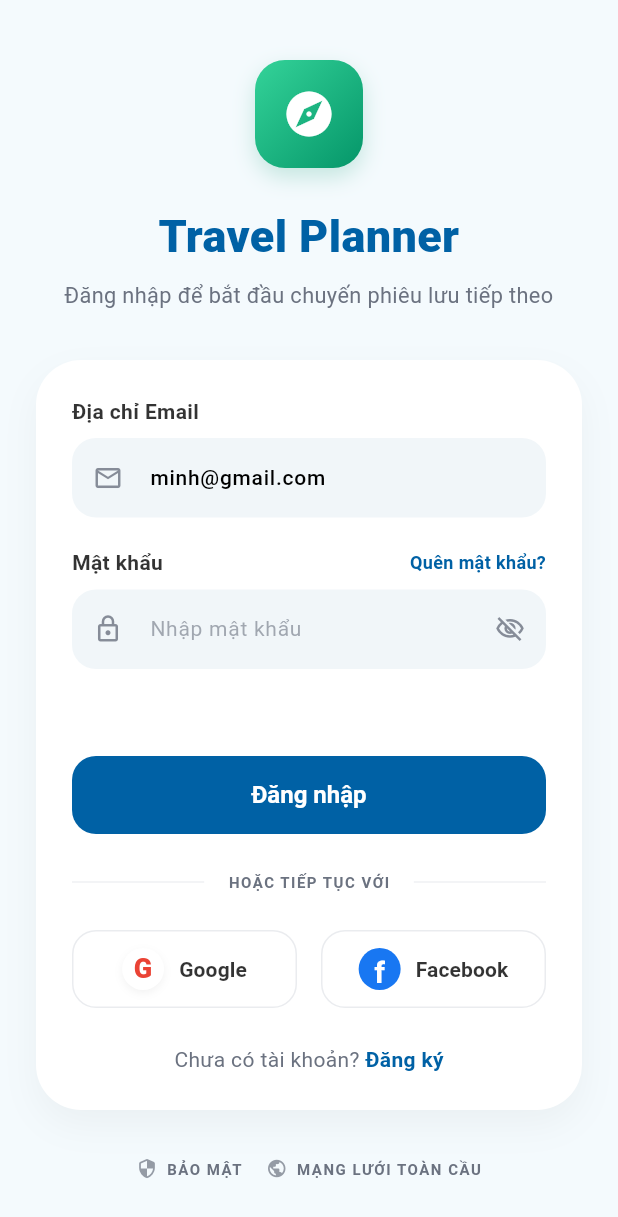
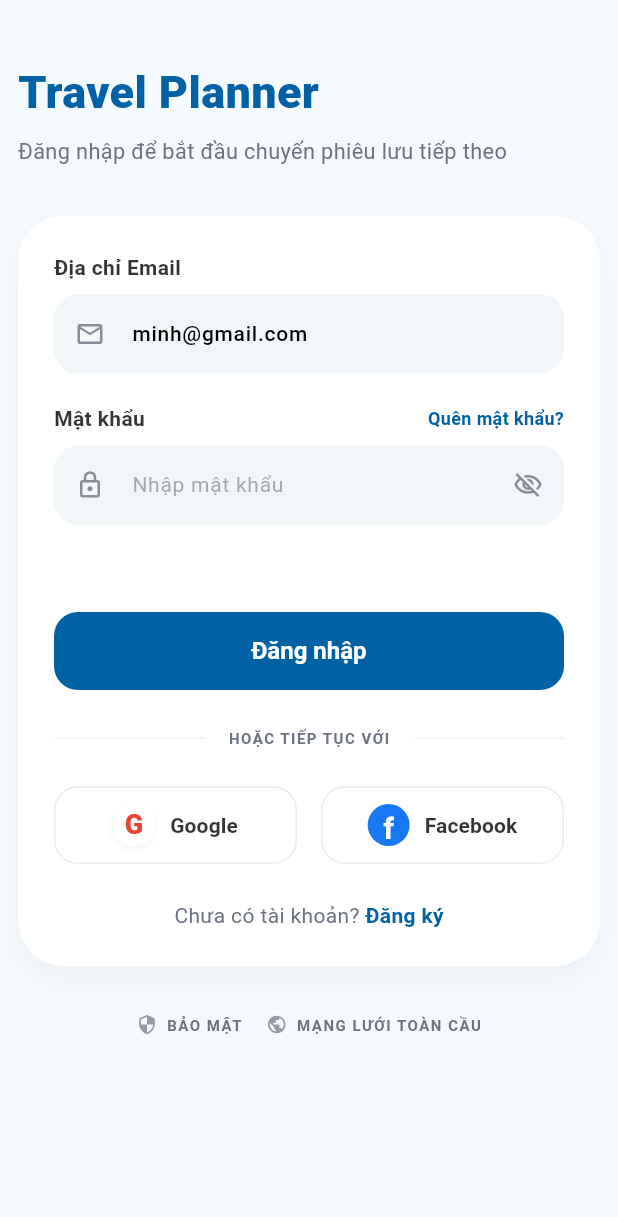
Before and after one commit to Ainhi2005/travel_planner, a Flutter app: the LoginPage screen opened by its route, on a phone screen of 412 x 824 dp. Shown: the top 1217 px of the screen. Run offline on Flutter 3.47's test engine with Material 3 defaults, Android fonts, the phone set to English and light mode, and no system bars; our stand-ins replace flutter_riverpod, go_router.

```diff
--- /dev/null
+++ b/devtools_options.yaml
@@ -0,0 +1,3 @@
+description: This file stores settings for Dart & Flutter DevTools.
+documentation: https://docs.flutter.dev/tools/devtools/extensions#configure-extension-enablement-states
+extensions:
--- /dev/null
+++ b/lib/core/routes/app_path.dart
@@ -0,0 +1,6 @@
+class AppPath {
+  static const String splash = '/';
+  static const String onboarding = '/onboarding';
+  static const String login = '/login';
+  static const String register = '/register';
+}
--- a/lib/core/routes/app_router.dart
+++ b/lib/core/routes/app_router.dart
@@ -1,46 +1,34 @@
 import 'package:flutter/material.dart';
-import '../../features/auth/presentation/pages/splash_page.dart';
-import '../../features/auth/presentation/pages/onboarding_page.dart';
-import '../../features/auth/presentation/pages/login_page.dart';
-import '../../features/auth/presentation/pages/register_page.dart';
+import 'package:go_router/go_router.dart';
+import 'package:travel_planner/core/routes/app_path.dart';
+import 'package:travel_planner/features/auth/presentation/pages/login_page.dart';
+import 'package:travel_planner/features/auth/presentation/pages/onboarding_page.dart';
+import 'package:travel_planner/features/auth/presentation/pages/register_page.dart';
+import 'package:travel_planner/features/auth/presentation/pages/splash_page.dart';
 
 class AppRouter {
-  static const String splash = '/';
-  static const String onboarding = '/onboarding';
-  static const String login = '/login';
-  static const String register = '/register';
+  static final GoRouter router = GoRouter(
+    initialLocation: AppPath.splash,
+    debugLogDiagnostics: true,
 
-  static Route<dynamic> onGenerateRoute(RouteSettings settings) {
-    switch (settings.name) {
-      case splash:
-        return MaterialPageRoute(
-          builder: (_) => const SplashPage(),
-          settings: settings,
-        );
-      case onboarding:
-        return MaterialPageRoute(
-          builder: (_) => const OnboardingPage(),
-          settings: settings,
-        );
-      case login:
-        return MaterialPageRoute(
-          builder: (_) => const LoginPage(),
-          settings: settings,
-        );
-      case register:
-        return MaterialPageRoute(
-          builder: (_) => const RegisterPage(),
-          settings: settings,
-        );
-      default:
-        return MaterialPageRoute(
-          builder: (_) => Scaffold(
-            body: Center(
-              child: Text('Không tìm thấy trang: ${settings.name}'),
-            ),
-          ),
-          settings: settings,
-        );
-    }
-  }
+    routes: [
+      GoRoute(path: AppPath.splash, builder: (context, state) => SplashPage()),
+      GoRoute(
+        path: AppPath.onboarding,
+        builder: (context, state) => OnboardingPage(),
+      ),
+      GoRoute(
+        path: AppPath.login,
+        builder: (context, state) => const LoginPage(),
+      ),
+      GoRoute(
+        path: AppPath.register,
+        builder: (context, state) => const RegisterPage(),
+      ),
+    ],
+
+    errorBuilder: (context, state) => Scaffold(
+      body: Center(child: Text("Khong tim thay trang: ${state.uri}")),
+    ),
+  );
 }
--- a/lib/features/auth/presentation/widgets/auth_text_field.dart
+++ b/lib/core/widgets/custom_text_field.dart
@@ -1,8 +1,9 @@
 import 'package:flutter/material.dart';
+
 import '../../../../core/theme/app_colors.dart';
 import '../../../../core/theme/app_text_styles.dart';
 
-class AuthTextField extends StatefulWidget {
+class CustomTextField extends StatefulWidget {
   final String? label;
   final Widget? rightLabelWidget;
   final String hintText;
@@ -12,7 +13,7 @@ class AuthTextField extends StatefulWidget {
   final TextInputType keyboardType;
   final String? Function(String?)? validator;
 
-  const AuthTextField({
+  const CustomTextField({
     super.key,
     this.label,
     this.rightLabelWidget,
@@ -25,10 +26,10 @@ class AuthTextField extends StatefulWidget {
   });
 
   @override
-  State<AuthTextField> createState() => _AuthTextFieldState();
+  State<CustomTextField> createState() => _AuthTextFieldState();
 }
 
-class _AuthTextFieldState extends State<AuthTextField> {
+class _AuthTextFieldState extends State<CustomTextField> {
   bool _obscureText = true;
 
   @override
@@ -88,7 +89,9 @@ class _AuthTextFieldState extends State<AuthTextField> {
                       });
                     },
                     child: Icon(
-                      _obscureText ? Icons.visibility_off_outlined : Icons.visibility_outlined,
+                      _obscureText
+                          ? Icons.visibility_off_outlined
+                          : Icons.visibility_outlined,
                       color: AppColors.textSecondary.withValues(alpha: 0.8),
                       size: 20,
                     ),
@@ -96,7 +99,10 @@ class _AuthTextFieldState extends State<AuthTextField> {
                 : null,
             filled: true,
             fillColor: const Color(0xFFF1F6F9),
-            contentPadding: const EdgeInsets.symmetric(horizontal: 16, vertical: 16),
+            contentPadding: const EdgeInsets.symmetric(
+              horizontal: 16,
+              vertical: 16,
+            ),
             border: OutlineInputBorder(
               borderRadius: BorderRadius.circular(16),
               borderSide: BorderSide.none,
@@ -114,17 +120,11 @@ class _AuthTextFieldState extends State<AuthTextField> {
             ),
             errorBorder: OutlineInputBorder(
               borderRadius: BorderRadius.circular(16),
-              borderSide: const BorderSide(
-                color: AppColors.error,
-                width: 1.5,
-              ),
+              borderSide: const BorderSide(color: AppColors.error, width: 1.5),
             ),
             focusedErrorBorder: OutlineInputBorder(
               borderRadius: BorderRadius.circular(16),
-              borderSide: const BorderSide(
-                color: AppColors.error,
-                width: 1.5,
-              ),
+              borderSide: const BorderSide(color: AppColors.error, width: 1.5),
             ),
           ),
         ),
--- a/lib/features/auth/presentation/pages/login_page.dart
+++ b/lib/features/auth/presentation/pages/login_page.dart
@@ -1,9 +1,11 @@
 import 'package:flutter/material.dart';
-import '../../../../core/routes/app_router.dart';
+import 'package:go_router/go_router.dart';
+import 'package:travel_planner/core/routes/app_path.dart';
+import 'package:travel_planner/core/widgets/custom_text_field.dart';
+
 import '../../../../core/theme/app_colors.dart';
 import '../../../../core/theme/app_text_styles.dart';
 import '../widgets/auth_button.dart';
-import '../widgets/auth_text_field.dart';
 import '../widgets/social_button.dart';
 
 class LoginPage extends StatefulWidget {
@@ -29,50 +31,20 @@ class _LoginPageState extends State<LoginPage> {
     return Scaffold(
       backgroundColor: AppColors.background,
       body: SafeArea(
-        child: SingleChildScrollView(
-          padding: const EdgeInsets.symmetric(horizontal: 24.0, vertical: 16.0),
+        child: Padding(
+          padding: const EdgeInsets.symmetric(horizontal: 12.0, vertical: 16.0),
           child: Column(
-            crossAxisAlignment: CrossAxisAlignment.stretch,
+            crossAxisAlignment: CrossAxisAlignment.start,
             children: [
               const SizedBox(height: 24),
 
-              // App Logo Card
-              Center(
-                child: Container(
-                  width: 72,
-                  height: 72,
-                  decoration: BoxDecoration(
-                    gradient: const LinearGradient(
-                      begin: Alignment.topLeft,
-                      end: Alignment.bottomRight,
-                      colors: [
-                        Color(0xFF34D399), // Emerald gradient
-                        Color(0xFF059669),
-                      ],
-                    ),
-                    borderRadius: BorderRadius.circular(20),
-                    boxShadow: [
-                      BoxShadow(
-                        color: const Color(0xFF059669).withValues(alpha: 0.2),
-                        blurRadius: 12,
-                        offset: const Offset(0, 6),
-                      ),
-                    ],
-                  ),
-                  alignment: Alignment.center,
-                  child: const Icon(
-                    Icons.explore_rounded,
-                    color: Colors.white,
-                    size: 36,
-                  ),
-                ),
-              ),
-              const SizedBox(height: 24),
-
               // Brand Titles
+              Column(
+                crossAxisAlignment: CrossAxisAlignment.start,
+                children: [
                   Text(
                     'Travel Planner',
-                textAlign: TextAlign.center,
+
                     style: AppTextStyles.heading1.copyWith(
                       color: AppColors.primary,
                       fontSize: 30,
@@ -82,11 +54,12 @@ class _LoginPageState extends State<LoginPage> {
                   const SizedBox(height: 8),
                   Text(
                     'Đăng nhập để bắt đầu chuyến phiêu lưu tiếp theo',
-                textAlign: TextAlign.center,
                     style: AppTextStyles.body.copyWith(
                       color: AppColors.textSecondary,
                       fontSize: 14.5,
                     ),
+                  ),
+                ],
               ),
               const SizedBox(height: 32),
 
@@ -108,7 +81,7 @@ class _LoginPageState extends State<LoginPage> {
                   crossAxisAlignment: CrossAxisAlignment.stretch,
                   children: [
                     // Email Field
-                    AuthTextField(
+                    CustomTextField(
                       label: 'Địa chỉ Email',
                       hintText: 'Nhập email của bạn',
                       prefixIcon: Icons.email_outlined,
@@ -118,7 +91,7 @@ class _LoginPageState extends State<LoginPage> {
                     const SizedBox(height: 20),
 
                     // Password Field
-                    AuthTextField(
+                    CustomTextField(
                       label: 'Mật khẩu',
                       hintText: 'Nhập mật khẩu',
                       prefixIcon: Icons.lock_outlined,
@@ -216,9 +189,7 @@ class _LoginPageState extends State<LoginPage> {
                           ),
                         ),
                         GestureDetector(
-                          onTap: () {
-                            Navigator.of(context).pushNamed(AppRouter.register);
-                          },
+                          onTap: () => context.push(AppPath.register),
                           child: Text(
                             'Đăng ký',
                             style: AppTextStyles.body.copyWith(
```
Also changed, not shown: lib/core/constant/db_constants.dart (deleted, +0 -102 lines), lib/core/database/database_provider.dart (deleted, +0 -264 lines), lib/features/auth/presentation/pages/onboarding_page.dart (+5 -9 lines), lib/features/auth/presentation/pages/register_page.dart (+9 -6 lines), lib/features/auth/presentation/pages/splash_page.dart (+7 -12 lines), lib/main.dart (+4 -4 lines), pubspec.yaml (+3 -66 lines), lib/core/constant/app_spacing.dart (renamed from lib/core/theme/app_spacing.dart), lib/core/database/app_database.dart (deleted), pubspec.lock, 3 other files. Lines whose indentation alone changed are shown as unchanged.
